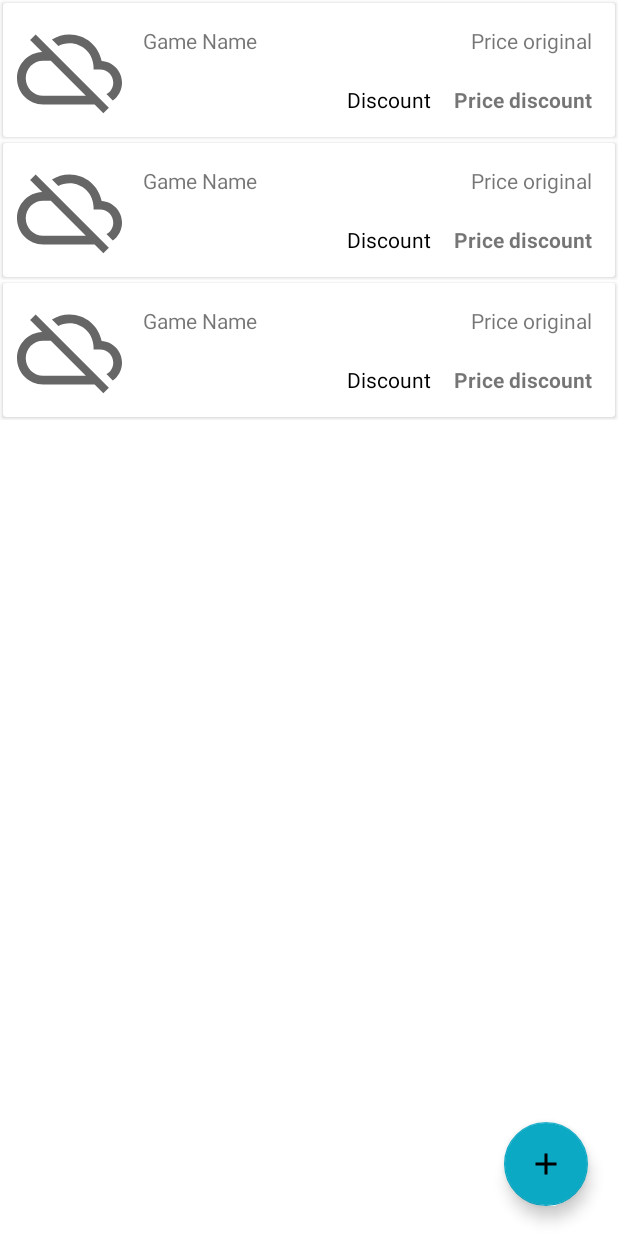
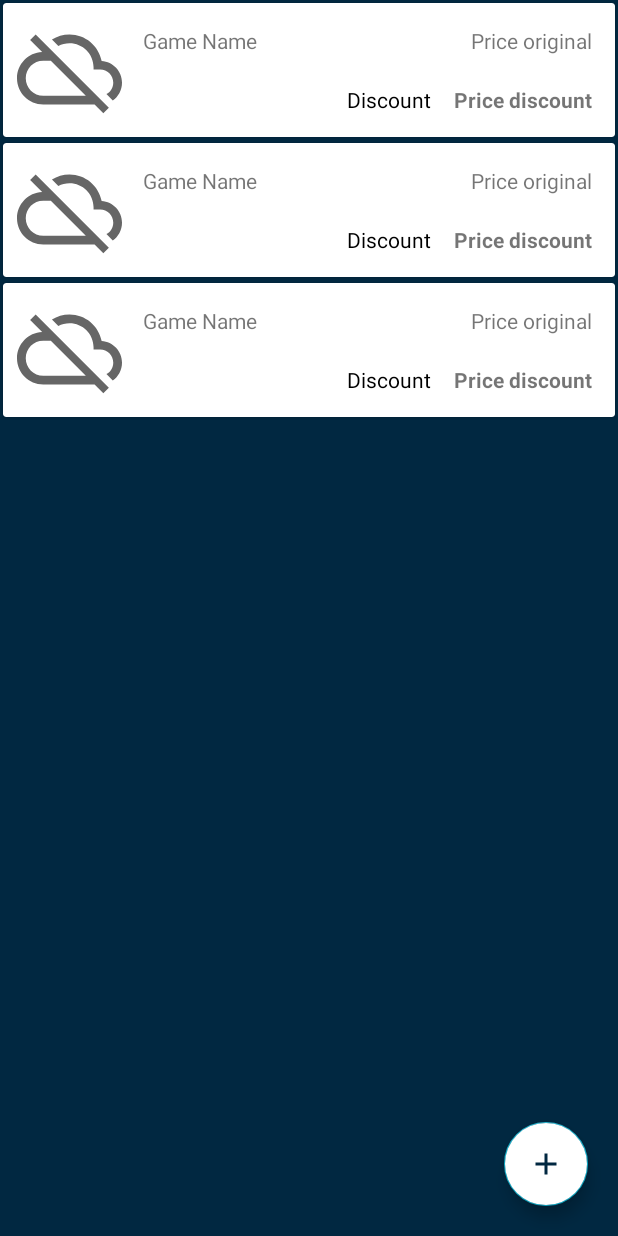
Before and after one commit to Ander-RL/Steam-Scraper-Android, an Android app: the layout activity_main.xml on its own in the app's theme, with its tools: preview values and no code run, on a phone screen of 412 x 824 dp. Run offline under Robolectric (Android 15) with nearby library versions, the phone set to English and light mode, and no system bars.

Commit message:
Styles/colors changed

```diff
--- a/app/src/main/res/layout/activity_main.xml
+++ b/app/src/main/res/layout/activity_main.xml
@@ -10,6 +10,7 @@
         android:id="@+id/recyclerview"
         android:layout_width="match_parent"
         android:layout_height="0dp"
+        android:background="@color/steam_blue_background"
         app:layout_constraintBottom_toTopOf="@id/adViewBanner"
         app:layout_constraintEnd_toEndOf="parent"
         app:layout_constraintStart_toStartOf="parent"
@@ -36,6 +37,8 @@
         android:layout_margin="20dp"
         android:layout_marginEnd="16dp"
         android:layout_marginBottom="16dp"
+        android:backgroundTint="@color/white"
+        app:tint="@color/steam_blue_background"
         android:src="@drawable/ic_add"
         app:layout_constraintBottom_toBottomOf="parent"
         app:layout_constraintEnd_toEndOf="parent" />
--- a/app/src/main/res/layout/recyclerview_layout.xml
+++ b/app/src/main/res/layout/recyclerview_layout.xml
@@ -10,6 +10,7 @@
         android:layout_width="match_parent"
         android:layout_height="wrap_content"
         app:cardElevation="2dp"
+        app:cardBackgroundColor="@color/white"
         android:layout_margin="2dp">
 
         <RelativeLayout
```
